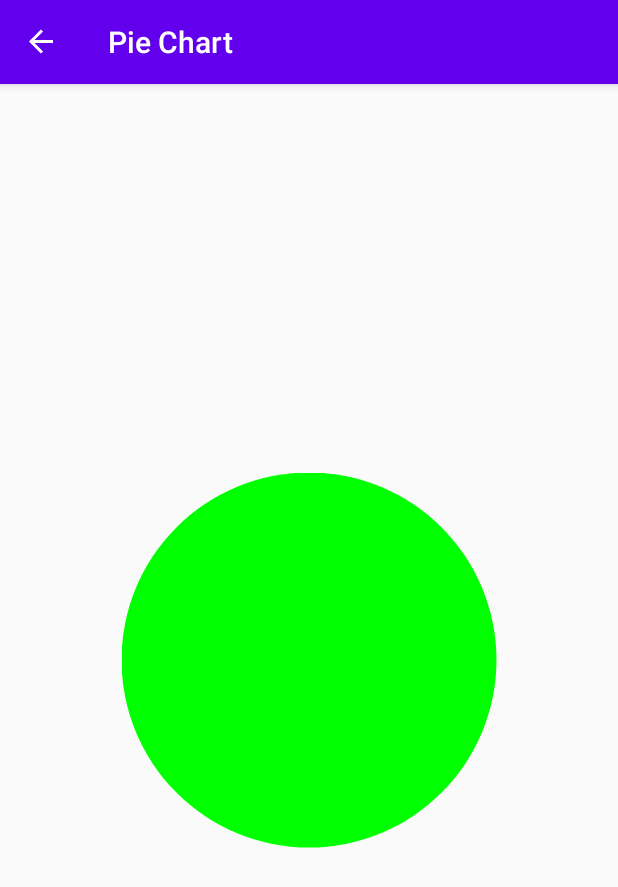
After one commit to angela-aciobanitei/aadc-kotlin-todo-app, an Android app: the PieFragment screen opened through its navigation route, on a phone screen of 412 x 824 dp. The commit adds this screen. Shown: the top 887 px of the screen. Run offline under Robolectric (Android 15) with nearby library versions, the phone set to English and light mode, and no system bars; our stand-ins replace Timber, navigation-ui; 5 statements that could not run were skipped.

Commit message:
Add simple custom view

```diff
--- /dev/null
+++ b/app/src/main/java/com/ang/acb/todolearn/ui/statistics/PieChartView.kt
@@ -0,0 +1,73 @@
+package com.ang.acb.todolearn.ui.statistics
+
+import android.content.Context
+import android.graphics.BlurMaskFilter
+import android.graphics.Canvas
+import android.graphics.Color
+import android.graphics.Paint
+import android.util.AttributeSet
+import android.view.View
+import androidx.core.content.withStyledAttributes
+import com.ang.acb.todolearn.R
+import kotlin.math.min
+
+
+class PieChartView @JvmOverloads constructor(
+    context: Context,
+    attrs: AttributeSet? = null,
+    defStyleAttr: Int = 0
+) : View (context, attrs, defStyleAttr) {
+
+    // Initialize the Paint object. This is a performance optimization,
+    // since onDraw() is called for every screen refresh.
+    private val piePaint = Paint().apply {
+        flags = Paint.ANTI_ALIAS_FLAG
+        style = Paint.Style.FILL
+        color = Color.GREEN
+    }
+
+    private val shadowPaint = Paint(0).apply {
+        color = 0x101010
+        maskFilter = BlurMaskFilter(8f, BlurMaskFilter.Blur.NORMAL)
+    }
+
+    private var radius = 0.0f
+
+    private var activeTasksColor = 0
+    private var completedTasksColor = 0
+    private var noTasksColor = 0
+
+    init {
+        applyStyledAttributes(context, attrs)
+    }
+
+    private fun applyStyledAttributes(context: Context, attrs: AttributeSet? ) {
+        context.withStyledAttributes(attrs, R.styleable.PieChartView) {
+            activeTasksColor = getColor(R.styleable.PieChartView_activeTasksColor, 0)
+            completedTasksColor = getColor(R.styleable.PieChartView_completedTasksColor, 0)
+            noTasksColor = getColor(R.styleable.PieChartView_noTasksColor, 0)
+        }
+    }
+
+    override fun onSizeChanged(width: Int, height: Int, oldWidth: Int, oldHeight: Int) {
+        // Account for padding
+        val ww = width.toFloat() - (paddingLeft + paddingRight).toFloat()
+        val hh = height.toFloat() - (paddingTop + paddingBottom).toFloat()
+
+        // Figure out how big we can make the pie.
+        val diameter = min(ww, hh)
+        radius = (diameter / 2.0).toFloat()
+    }
+
+
+    override fun onDraw(canvas: Canvas) {
+        super.onDraw(canvas)
+
+        // To draw the circle, call drawCircle() passing in:
+        // the x-coordinate of the center of the circle to be drawn,
+        // the y-coordinate of the center of the circle to be drawn,
+        // the radius of the circle to be drawn,
+        // the paint used to draw the circle.
+        canvas.drawCircle((width / 2).toFloat(), (height / 2).toFloat(), radius, piePaint)
+    }
+}
--- /dev/null
+++ b/app/src/main/java/com/ang/acb/todolearn/ui/statistics/PieFragment.kt
@@ -0,0 +1,26 @@
+package com.ang.acb.todolearn.ui.statistics
+
+import androidx.lifecycle.ViewModelProviders
+import android.os.Bundle
+import androidx.fragment.app.Fragment
+import android.view.LayoutInflater
+import android.view.View
+import android.view.ViewGroup
+
+import com.ang.acb.todolearn.R
+
+class PieFragment : Fragment() {
+
+
+    override fun onCreateView(
+        inflater: LayoutInflater, container: ViewGroup?,
+        savedInstanceState: Bundle?
+    ): View? {
+        return inflater.inflate(R.layout.pie_fragment, container, false)
+    }
+
+    override fun onActivityCreated(savedInstanceState: Bundle?) {
+        super.onActivityCreated(savedInstanceState)
+
+    }
+}
--- /dev/null
+++ b/app/src/main/java/com/ang/acb/todolearn/ui/statistics/PieViewModel.kt
@@ -0,0 +1,7 @@
+package com.ang.acb.todolearn.ui.statistics
+
+import androidx.lifecycle.ViewModel
+
+class PieViewModel : ViewModel() {
+    // TODO: Implement the ViewModel
+}
--- a/app/src/main/java/com/ang/acb/todolearn/ui/statistics/StatisticsFragment.kt
+++ b/app/src/main/java/com/ang/acb/todolearn/ui/statistics/StatisticsFragment.kt
@@ -26,7 +26,7 @@ class StatisticsFragment : Fragment() {
         savedInstanceState: Bundle?
     ): View? {
         binding = StatisticsFragmentBinding.inflate(inflater,container, false)
-        binding.statsViewModel = viewModel
+        binding.viewModel = viewModel
         binding.lifecycleOwner = viewLifecycleOwner
 
         return binding.root
--- a/app/src/main/java/com/ang/acb/todolearn/ui/statistics/StatisticsUtils.kt
+++ b/app/src/main/java/com/ang/acb/todolearn/ui/statistics/StatisticsUtils.kt
@@ -1,5 +1,6 @@
 package com.ang.acb.todolearn.ui.statistics
 
+import androidx.databinding.BindingAdapter
 import com.ang.acb.todolearn.data.local.Task
 
 
@@ -17,6 +18,7 @@ internal fun getTasksStats(tasks: List<Task>?): StatsResult {
     }
 }
 
+
 data class StatsResult(
     val activeTasksPercent: Float,
     val completedTasksPercent: Float
--- /dev/null
+++ b/app/src/main/res/drawable/ic_pie_chart.xml
@@ -0,0 +1,9 @@
+<vector xmlns:android="http://schemas.android.com/apk/res/android"
+        android:width="24dp"
+        android:height="24dp"
+        android:viewportWidth="24.0"
+        android:viewportHeight="24.0">
+    <path
+        android:fillColor="#FF000000"
+        android:pathData="M11,2v20c-5.07,-0.5 -9,-4.79 -9,-10s3.93,-9.5 9,-10zM13.03,2v8.99L22,10.99c-0.47,-4.74 -4.24,-8.52 -8.97,-8.99zM13.03,13.01L13.03,22c4.74,-0.47 8.5,-4.25 8.97,-8.99h-8.97z"/>
+</vector>
--- /dev/null
+++ b/app/src/main/res/layout/pie_fragment.xml
@@ -0,0 +1,20 @@
+<?xml version="1.0" encoding="utf-8"?>
+<androidx.constraintlayout.widget.ConstraintLayout
+    xmlns:android="http://schemas.android.com/apk/res/android"
+    xmlns:app="http://schemas.android.com/apk/res-auto"
+    android:layout_width="match_parent"
+    android:layout_height="match_parent">
+
+    <com.ang.acb.todolearn.ui.statistics.PieChartView
+        android:layout_width="250dp"
+        android:layout_height="250dp"
+        android:layout_margin="@dimen/margin_small"
+        app:activeTasksColor="@color/colorPrimary"
+        app:completedTasksColor="@color/colorAccent"
+        app:noTasksColor="@color/colorGrey"
+        app:layout_constraintStart_toStartOf="parent"
+        app:layout_constraintEnd_toEndOf="parent"
+        app:layout_constraintTop_toTopOf="parent"
+        app:layout_constraintBottom_toBottomOf="parent"/>
+
+</androidx.constraintlayout.widget.ConstraintLayout>
--- a/app/src/main/res/layout/statistics_fragment.xml
+++ b/app/src/main/res/layout/statistics_fragment.xml
@@ -7,7 +7,7 @@
         <import type="android.view.View" />
 
         <variable
-            name="statsViewModel"
+            name="viewModel"
             type="com.ang.acb.todolearn.ui.statistics.StatisticsViewModel" />
     </data>
 
@@ -22,16 +22,16 @@
             android:layout_height="wrap_content"
             android:text="@string/statistics_no_tasks"
             android:textAppearance="?android:attr/textAppearanceMedium"
-            app:visibleGone="@{statsViewModel.empty}" />
+            app:visibleGone="@{viewModel.empty}" />
 
         <TextView
             android:id="@+id/stats_active_text"
             android:layout_width="match_parent"
             android:layout_height="wrap_content"
             android:paddingTop="@dimen/padding_mini"
-            android:text="@{@string/statistics_active_tasks(statsViewModel.activeTasksPercent)}"
+            android:text="@{@string/statistics_active_tasks(viewModel.activeTasksPercent)}"
             android:textAppearance="?android:attr/textAppearanceMedium"
-            app:visibleGone="@{!statsViewModel.empty}"
+            app:visibleGone="@{!viewModel.empty}"
             tools:text="Active tasks: 50%"/>
 
         <TextView
@@ -39,9 +39,9 @@
             android:layout_width="match_parent"
             android:layout_height="wrap_content"
             android:paddingTop="@dimen/padding_mini"
-            android:text="@{@string/statistics_completed_tasks(statsViewModel.completedTasksPercent)}"
+            android:text="@{@string/statistics_completed_tasks(viewModel.completedTasksPercent)}"
             android:textAppearance="?android:attr/textAppearanceMedium"
-            app:visibleGone="@{!statsViewModel.empty}"
+            app:visibleGone="@{!viewModel.empty}"
             tools:text="Completed tasks: 50%"/>
 
     </LinearLayout>
--- a/app/src/main/res/menu/tasks_drawer_menu.xml
+++ b/app/src/main/res/menu/tasks_drawer_menu.xml
@@ -5,4 +5,9 @@
         android:id="@+id/statisticsFragment"
         android:icon="@drawable/ic_assessment"
         android:title="@string/statistics_title" />
+
+    <item
+        android:id="@+id/pieFragment"
+        android:icon="@drawable/ic_pie_chart"
+        android:title="@string/pie_chart" />
 </menu>
--- a/app/src/main/res/navigation/nav_graph.xml
+++ b/app/src/main/res/navigation/nav_graph.xml
@@ -69,4 +69,10 @@
         android:id="@+id/statisticsFragment"
         android:name="com.ang.acb.todolearn.ui.statistics.StatisticsFragment"
         android:label="@string/statistics_title" />
+    <fragment
+        android:id="@+id/pieFragment"
+        android:name="com.ang.acb.todolearn.ui.statistics.PieFragment"
+        android:label="@string/pie_chart" />
+
+
 </navigation>
--- /dev/null
+++ b/app/src/main/res/values/attrs.xml
@@ -0,0 +1,8 @@
+<?xml version="1.0" encoding="utf-8"?>
+<resources>
+    <declare-styleable name="PieChartView">
+        <attr name="activeTasksColor" format="color" />
+        <attr name="completedTasksColor" format="color" />
+        <attr name="noTasksColor" format="color" />
+    </declare-styleable>
+</resources>
--- a/app/src/main/res/values/strings.xml
+++ b/app/src/main/res/values/strings.xml
@@ -62,5 +62,6 @@
     <!-- Content descriptions -->
     <string name="navigation_view_header_title">Tasks</string>
     <string name="tasks_header_image_content_description">Tasks header image</string>
+    <string name="pie_chart">Pie Chart</string>
 
 </resources>
```
